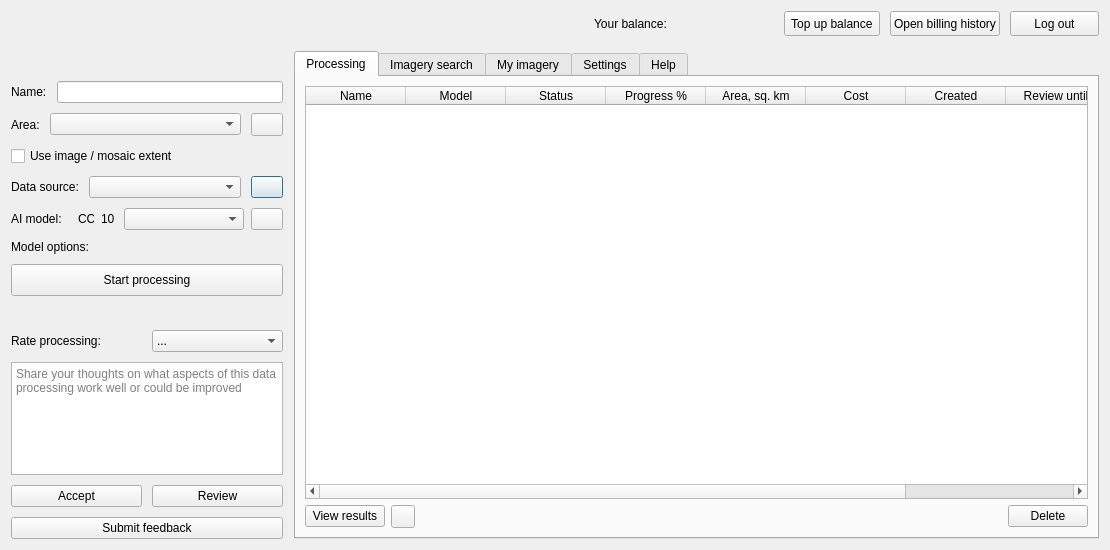
First picture: the form in mapflow/dialogs/static/ui/main_dialog.ui, repository Geoalert/mapflow-qgis, before the edit.
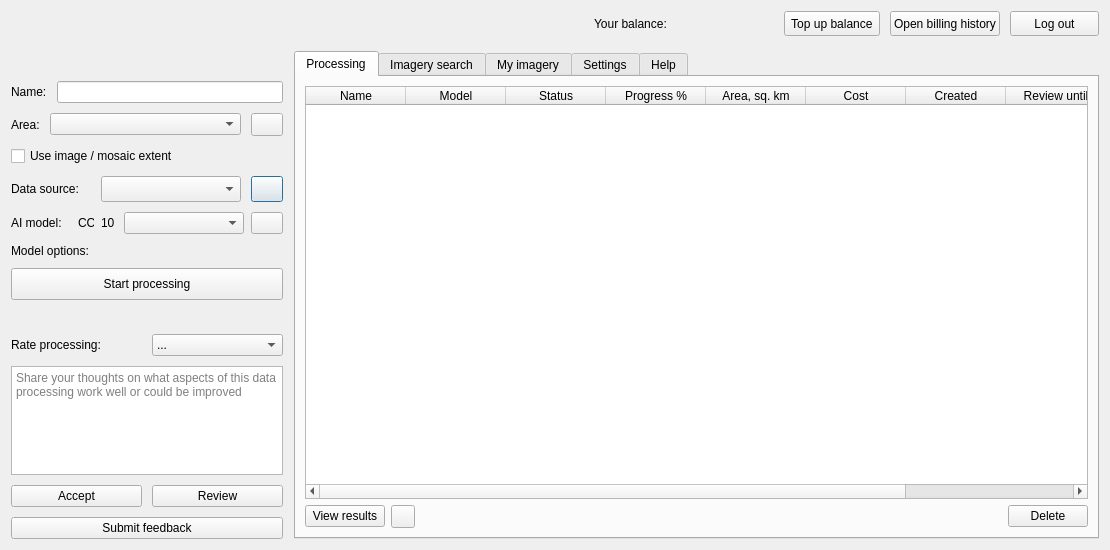
Second picture: the form after the edit. Icons and pictures are not drawn. Custom widgets are drawn as their Qt base class.

Commit message: Change rasterCombo to sourceCombo

Patch:
```diff
--- a/mapflow/dialogs/static/ui/main_dialog.ui
+++ b/mapflow/dialogs/static/ui/main_dialog.ui
@@ -203,7 +203,7 @@
         </layout>
        </item>
        <item>
-        <layout class="QHBoxLayout" name="horizontalLayout_5" stretch="0,1,0">
+        <layout class="QHBoxLayout" name="horizontalLayout_5" stretch="0,0,0">
          <property name="sizeConstraint">
           <enum>QLayout::SetMinimumSize</enum>
          </property>
@@ -233,35 +233,13 @@
           </widget>
          </item>
          <item>
-          <widget class="QgsMapLayerComboBox" name="rasterCombo">
-           <property name="sizePolicy">
-            <sizepolicy hsizetype="Preferred" vsizetype="Fixed">
-             <horstretch>0</horstretch>
-             <verstretch>0</verstretch>
-            </sizepolicy>
-           </property>
+          <widget class="QComboBox" name="sourceCombo">
            <property name="minimumSize">
             <size>
              <width>120</width>
-             <height>0</height>
+             <height>26</height>
             </size>
            </property>
-           <property name="maximumSize">
-            <size>
-             <width>16777215</width>
-             <height>16777215</height>
-            </size>
-           </property>
-           <property name="showCrs">
-            <bool>true</bool>
-           </property>
-           <property name="excludedProviders">
-            <stringlist notr="true">
-             <string>wms</string>
-             <string>postgresraster</string>
-             <string>grassraster</string>
-            </stringlist>
-           </property>
           </widget>
          </item>
          <item>
```
The commit also changes 2 other files.
